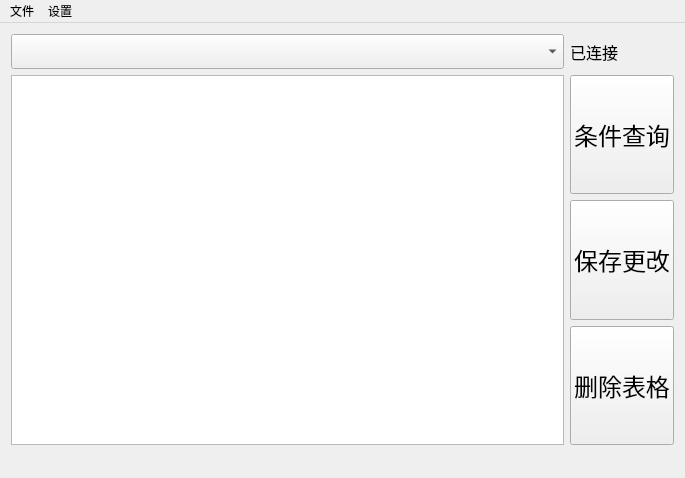
Above: studentmanager.ui from hutianyi003/mysqlmanager before the change. Below: the same form after it.
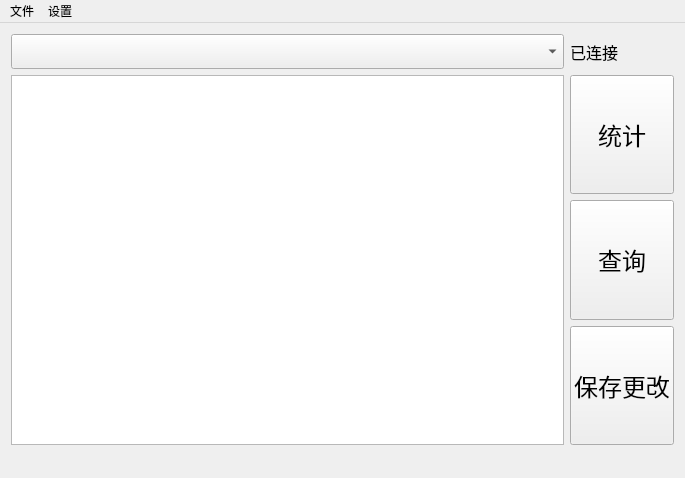
That is the form after the change.

```diff
--- a/studentmanager.ui
+++ b/studentmanager.ui
@@ -62,7 +62,29 @@
     <item row="1" column="1">
      <layout class="QVBoxLayout" name="verticalLayout">
       <item>
-       <widget class="QPushButton" name="refreshbutton">
+       <widget class="QPushButton" name="staticbutton">
+        <property name="sizePolicy">
+         <sizepolicy hsizetype="Minimum" vsizetype="Preferred">
+          <horstretch>0</horstretch>
+          <verstretch>0</verstretch>
+         </sizepolicy>
+        </property>
+        <property name="font">
+         <font>
+          <family>等线</family>
+          <pointsize>18</pointsize>
+         </font>
+        </property>
+        <property name="toolTip">
+         <string>在数据库中删除当前表格</string>
+        </property>
+        <property name="text">
+         <string>统计</string>
+        </property>
+       </widget>
+      </item>
+      <item>
+       <widget class="QPushButton" name="findbutton">
         <property name="sizePolicy">
          <sizepolicy hsizetype="Minimum" vsizetype="Preferred">
           <horstretch>0</horstretch>
@@ -79,7 +101,7 @@
          <string>切换至数据库中的另一表格</string>
         </property>
         <property name="text">
-         <string>条件查询</string>
+         <string>查询</string>
         </property>
        </widget>
       </item>
@@ -105,28 +127,6 @@
         </property>
        </widget>
       </item>
-      <item>
-       <widget class="QPushButton" name="deletebutton">
-        <property name="sizePolicy">
-         <sizepolicy hsizetype="Minimum" vsizetype="Preferred">
-          <horstretch>0</horstretch>
-          <verstretch>0</verstretch>
-         </sizepolicy>
-        </property>
-        <property name="font">
-         <font>
-          <family>等线</family>
-          <pointsize>18</pointsize>
-         </font>
-        </property>
-        <property name="toolTip">
-         <string>在数据库中删除当前表格</string>
-        </property>
-        <property name="text">
-         <string>删除表格</string>
-        </property>
-       </widget>
-      </item>
      </layout>
     </item>
     <item row="2" column="0">
```
Left out of the diff: 4 changed lines with no effect on the pictures.
